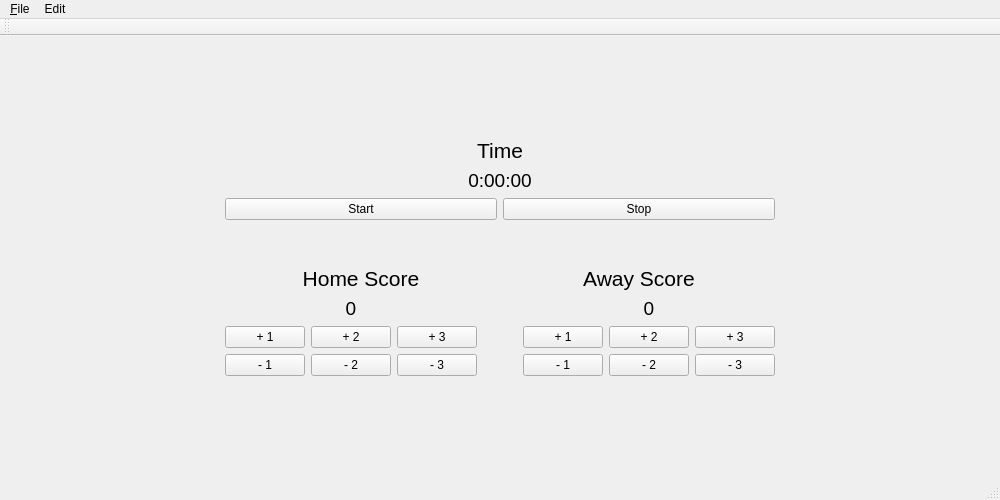
scherfan/WLG_Scoreboard, file controls.ui: the form before one commit.
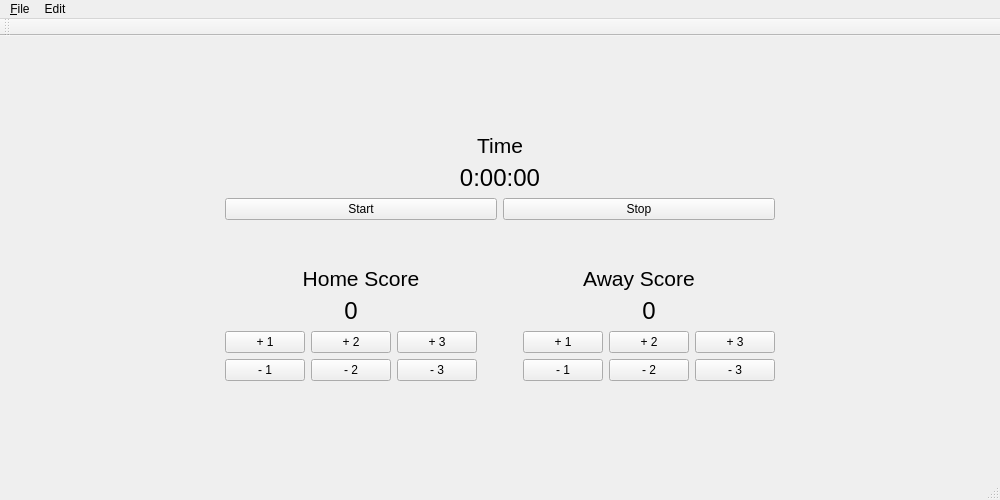
The form after the commit.

Commit message: Refactored main.cpp in order to allow fullscreen to be called from Controls.

Diff of the .ui file:
```diff
--- a/controls.ui
+++ b/controls.ui
@@ -80,7 +80,7 @@
        <widget class="QLabel" name="clock">
         <property name="font">
          <font>
-          <pointsize>14</pointsize>
+          <pointsize>18</pointsize>
          </font>
         </property>
         <property name="text">
@@ -165,7 +165,7 @@
          <widget class="QLabel" name="home_score">
           <property name="font">
            <font>
-            <pointsize>14</pointsize>
+            <pointsize>18</pointsize>
            </font>
           </property>
           <property name="text">
@@ -196,7 +196,7 @@
          <widget class="QLabel" name="away_score">
           <property name="font">
            <font>
-            <pointsize>14</pointsize>
+            <pointsize>18</pointsize>
            </font>
           </property>
           <property name="text">
```
The commit also changes 3 other files.
